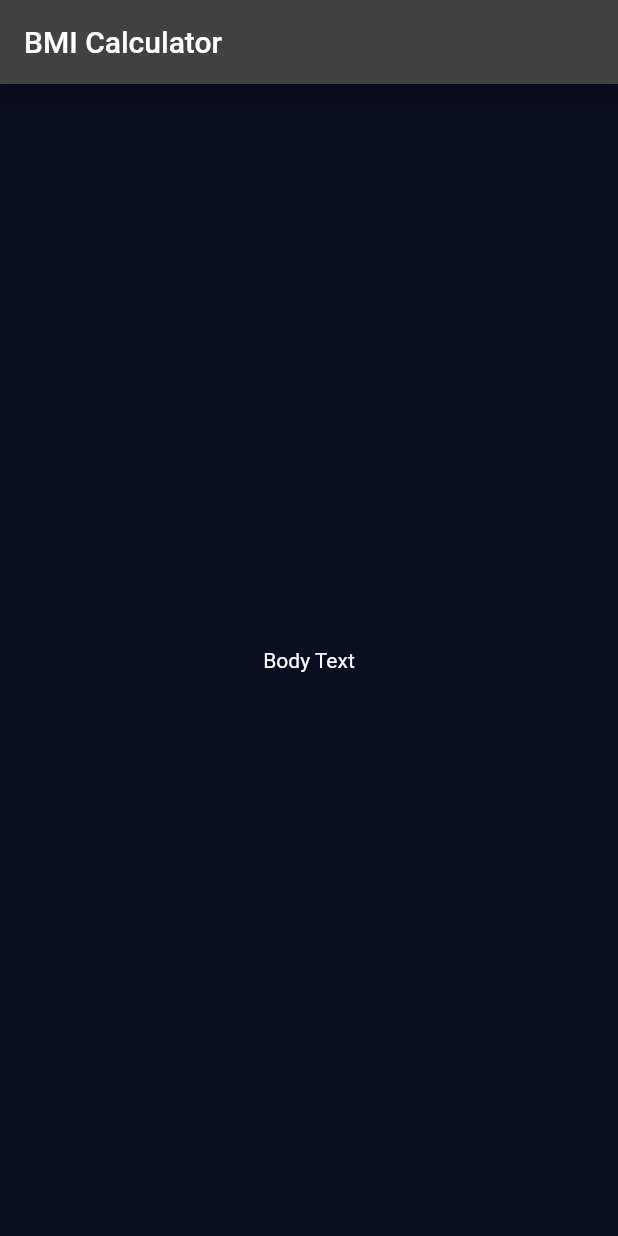
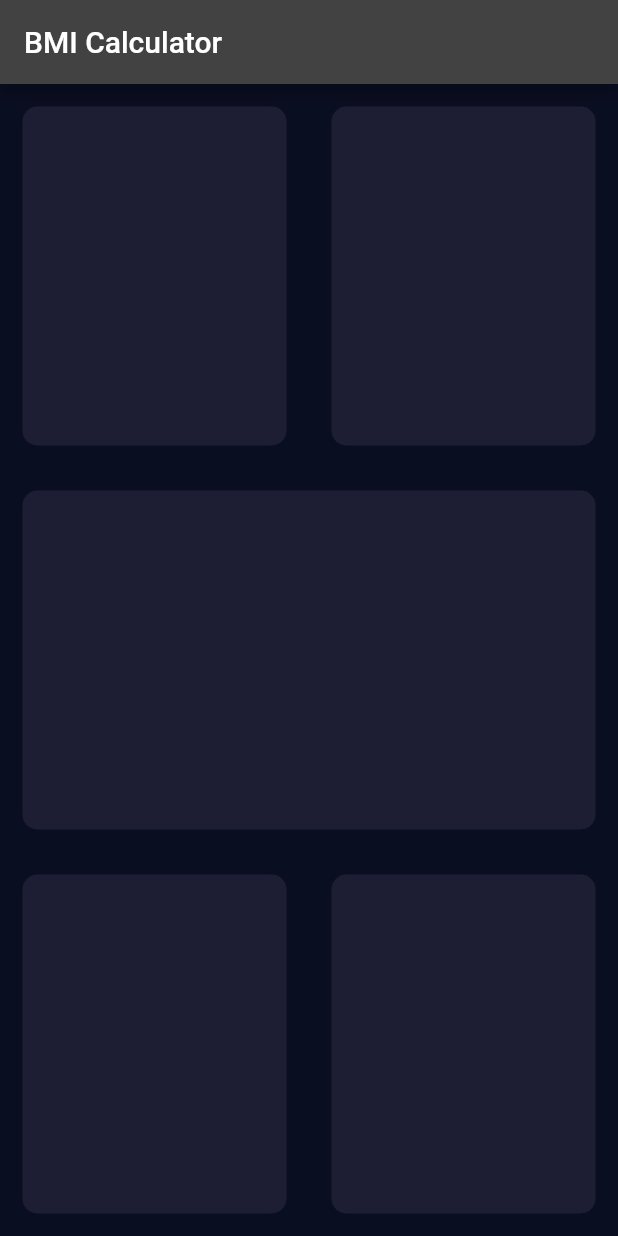
Before and after one commit to QaisSherazi/FA19-BCS-054, a Flutter app: the screen it shows after launch, on a phone screen of 412 x 824 dp. Run offline on Flutter 3.47's test engine with Material 2 defaults, Android fonts, the phone set to English and light mode, and no system bars; our stand-ins replace rflutter_alert.

Commit message:
UI of BMI

```diff
--- a/bmi_calculator/lib/input_page.dart
+++ b/bmi_calculator/lib/input_page.dart
@@ -15,9 +15,54 @@ class _InputPagestate extends State<InputPage> {
       appBar: AppBar(
         title: Text('BMI Calculator'),
       ),
-      body: Center(
-        child:Text('Body Text'),
+      body: Column(
+        children: <Widget>[
+          Expanded(child: Row(
+            children: [
+              Expanded(child: Container(
+          margin: EdgeInsets.all(15.0),
+      decoration: BoxDecoration(
+        color: Color(0xFF1D1E33),
+            borderRadius: BorderRadius.circular(10.0)
       ),
-    );
+      ),),
+              Expanded(child: Container(
+    margin: EdgeInsets.all(15.0),
+    decoration: BoxDecoration(
+    color: Color(0xFF1D1E33),
+    borderRadius: BorderRadius.circular(10.0)
+    ),
+    ),),
+            ],
+          ),),
+          Expanded(child: Container(
+    margin: EdgeInsets.all(15.0),
+    decoration: BoxDecoration(
+    color: Color(0xFF1D1E33),
+    borderRadius: BorderRadius.circular(10.0)
+    ),
+    ),),
+          Expanded(child: Row(
+          children: [
+          Expanded(child: Container(
+    margin: EdgeInsets.all(15.0),
+    decoration: BoxDecoration(
+    color: Color(0xFF1D1E33),
+    borderRadius: BorderRadius.circular(10.0)
+    ),
+    ),),
+    Expanded(child: Container(
+    margin: EdgeInsets.all(15.0),
+    decoration: BoxDecoration(
+    color: Color(0xFF1D1E33),
+    borderRadius: BorderRadius.circular(10.0)
+    ),
+    ),),
+    ],
+    ),
+          ),]),
+
+      );
+
   }
 }
```
